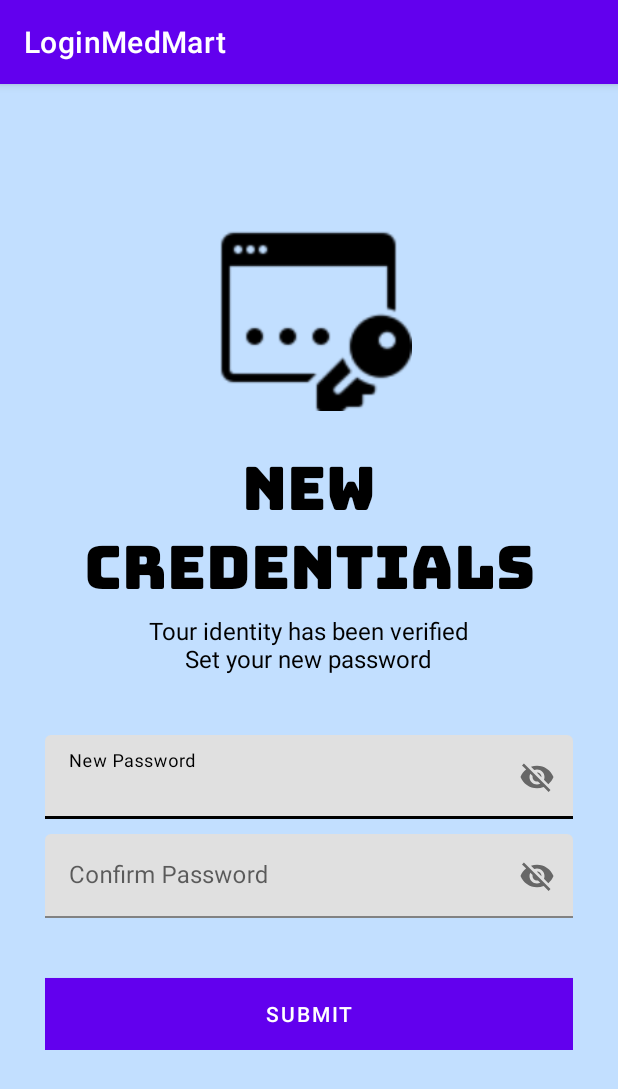
After one commit to abbiyal/Frontend, an Android app: the SetNewPassword screen opened directly, with no data from a screen before it, on a phone screen of 412 x 824 dp. The commit adds this screen. Shown: the top 1089 px of the screen. Run offline under Robolectric (Android 15) with nearby library versions, the phone set to English and light mode, and no system bars; libraries missing offline, so code that uses them is left out: com.basgeekball.awesomevalidation; 3 statements that could not run were skipped.

Commit message:
forgot process frontend

```diff
--- a/app/build.gradle
+++ b/app/build.gradle
@@ -38,7 +38,7 @@ dependencies {
     implementation 'androidx.lifecycle:lifecycle-viewmodel-ktx:2.2.0'
     implementation 'androidx.wear:wear:1.0.0'
     implementation 'androidx.legacy:legacy-support-v4:1.0.0'
-    implementation 'com.basgeekball:awesome-validation:4.2.'
+    implementation 'com.basgeekball:awesome-validation:4.2'
     implementation 'com.google.android.material:material:1.3.0'
     testImplementation 'junit:junit:4.+'
     androidTestImplementation 'androidx.test.ext:junit:1.1.2'
--- /dev/null
+++ b/app/src/main/java/medmart/loginmedmart/ForgotPassword/SetNewPassword.java
@@ -0,0 +1,47 @@
+package medmart.loginmedmart.ForgotPassword;
+
+import androidx.appcompat.app.AppCompatActivity;
+
+import android.content.Intent;
+import android.os.BaseBundle;
+import android.os.Bundle;
+import android.util.Patterns;
+import android.view.View;
+import android.widget.Button;
+
+import com.basgeekball.awesomevalidation.AwesomeValidation;
+import com.basgeekball.awesomevalidation.ValidationStyle;
+
+import medmart.loginmedmart.R;
+
+public class SetNewPassword extends AppCompatActivity {
+    private AwesomeValidation awesomeValidation;
+
+    @Override
+    protected void onCreate(Bundle savedInstanceState) {
+        super.onCreate(savedInstanceState);
+        setContentView(R.layout.activity_set_new_password);
+        awesomeValidation = new AwesomeValidation(ValidationStyle.BASIC);
+
+        awesomeValidation.addValidation(this, R.id.login_password,
+                ".{5,}", R.string.invalid_confrim_password);
+
+        awesomeValidation.addValidation(this, R.id.login_password_confirm,
+                R.id.login_password, R.string.invalid_confrim_password);
+
+        Button submit = findViewById(R.id.submit);
+        submit.setOnClickListener(new View.OnClickListener() {
+            @Override
+            public void onClick(View v) {
+                if (awesomeValidation.validate()) {
+                    // todo change password in backend
+
+                    // if success then let it go to next activity.. code written nd if not do as required
+
+                    Intent intent = new Intent(getApplicationContext(), ForgetPasswordSuccessMessage.class);
+                    startActivity(intent);
+                }
+            }
+        });
+    }
+}
--- a/app/src/main/java/medmart/loginmedmart/RetrofitInstance.java
+++ b/app/src/main/java/medmart/loginmedmart/RetrofitInstance.java
@@ -7,7 +7,7 @@ import retrofit2.converter.gson.GsonConverterFactory;
 
 public class RetrofitInstance {
     private static Retrofit retrofit;
-    private static final String BASE_URL="http://10.0.2.2:9001/";
+    private static final String BASE_URL="http://192.168.0.9:9001/";
     public static Retrofit getRetrofitInstance() {
         HttpLoggingInterceptor interceptor = new HttpLoggingInterceptor();
         interceptor.setLevel(HttpLoggingInterceptor.Level.BODY);
--- a/app/src/main/java/medmart/loginmedmart/SignUp.java
+++ b/app/src/main/java/medmart/loginmedmart/SignUp.java
@@ -57,7 +57,7 @@ public class SignUp extends AppCompatActivity {
                 public void onResponse(Call<String> call, Response<String> response) {
                     System.out.println(jsonObject.get("username"));
                     System.out.println(jsonObject.get("password"));
-                            MainActivity.getInstance().login(jsonObject.get("username"),jsonObject.get("password"));
+//                            MainActivity.getInstance().login(jsonObject.get("username"),jsonObject.get("password"));
                 }
 
                 @Override
--- /dev/null
+++ b/app/src/main/res/layout/activity_set_new_password.xml
@@ -0,0 +1,93 @@
+<?xml version="1.0" encoding="utf-8"?>
+<ScrollView xmlns:android="http://schemas.android.com/apk/res/android"
+    xmlns:app="http://schemas.android.com/apk/res-auto"
+    xmlns:tools="http://schemas.android.com/tools"
+    android:layout_width="match_parent"
+    android:layout_height="match_parent"
+    tools:context=".ForgotPassword.SetNewPassword"
+    android:background="#C2DFFF"
+    android:padding="30dp">
+
+    <LinearLayout
+        android:layout_width="match_parent"
+        android:layout_height="wrap_content"
+        android:orientation="vertical">
+
+        <ImageView
+            android:layout_width="162dp"
+            android:layout_height="138dp"
+            android:layout_gravity="center"
+            android:layout_marginTop="50dp"
+            android:src="@drawable/icons8_password_window_100"/>
+
+        <TextView
+            android:layout_width="wrap_content"
+            android:layout_height="wrap_content"
+            android:text="New Credentials"
+            android:textSize="40sp"
+            android:textColor="@color/black"
+            android:fontFamily="@font/bungee"
+            android:gravity="center"
+            android:layout_gravity="center"
+            android:textAlignment="center"
+            />
+
+        <TextView
+            android:layout_width="230dp"
+            android:layout_height="wrap_content"
+            android:text="Tour identity has been verified Set your new password"
+            android:textSize="16sp"
+            android:textColor="@color/black"
+            android:gravity="center"
+            android:layout_marginTop="-20dp"
+            android:layout_gravity="center"
+            android:textAlignment="center"
+            />
+
+        <com.google.android.material.textfield.TextInputLayout
+            android:id="@+id/login_password"
+            android:layout_width="match_parent"
+            android:layout_height="wrap_content"
+            style="@style/Widget.MaterialComponents.TextInputLayout.FilledBox"
+            android:layout_marginTop="40dp"
+            app:boxStrokeColor="@color/black"
+            android:hint="New Password"
+            app:hintTextColor="@color/black"
+            app:passwordToggleEnabled="true"
+            app:endIconTint="@color/black"
+            app:boxStrokeWidthFocused="2dp">
+
+            <com.google.android.material.textfield.TextInputEditText
+                android:layout_width="match_parent"
+                android:layout_height="wrap_content" />
+        </com.google.android.material.textfield.TextInputLayout>
+
+        <com.google.android.material.textfield.TextInputLayout
+            android:id="@+id/login_password_confirm"
+            android:layout_width="match_parent"
+            android:layout_height="wrap_content"
+            style="@style/Widget.MaterialComponents.TextInputLayout.FilledBox"
+            android:layout_marginTop="10dp"
+            app:boxStrokeColor="@color/black"
+            android:hint="Confirm Password"
+            app:hintTextColor="@color/black"
+            app:passwordToggleEnabled="true"
+            app:endIconTint="@color/black"
+            app:boxStrokeWidthFocused="2dp">
+
+            <com.google.android.material.textfield.TextInputEditText
+                android:layout_width="match_parent"
+                android:layout_height="wrap_content" />
+        </com.google.android.material.textfield.TextInputLayout>
+
+        <Button
+            android:id="@+id/submit"
+            android:layout_width="match_parent"
+            android:layout_height="wrap_content"
+            android:background="@color/black"
+            android:layout_marginTop="40dp"
+            android:text="Submit"/>
+
+    </LinearLayout>
+
+</ScrollView>
--- a/app/src/main/res/values/colors.xml
+++ b/app/src/main/res/values/colors.xml
@@ -7,4 +7,7 @@
     <color name="teal_700">#FF018786</color>
     <color name="black">#FF000000</color>
     <color name="white">#FFFFFFFF</color>
+    <color name="colorAccent">#D67E7E</color>
+    <color name="lightWhite">#F8F3F3</color>
+
 </resources>
```
Also changed, not shown: app/src/main/AndroidManifest.xml (+5 -3 lines), app/src/main/java/medmart/loginmedmart/ForgetPasswrod.java (deleted, +0 -14 lines), app/src/main/java/medmart/loginmedmart/ForgotPassword/ForgetPassword.java (added, +49 -0 lines), app/src/main/java/medmart/loginmedmart/ForgotPassword/ForgetPasswordSuccessMessage.java (added, +29 -0 lines), app/src/main/java/medmart/loginmedmart/ForgotPassword/VerifyOtp.java (added, +42 -0 lines), app/src/main/java/medmart/loginmedmart/VerifyOtp.java (deleted, +0 -14 lines), app/src/main/res/drawable/ic_baseline_cloud_done_24.xml (added, +10 -0 lines), app/src/main/res/layout/activity_forget_password_success_message.xml (added, +54 -0 lines), app/src/main/res/layout/activity_forget_passwrod.xml (+10 -7 lines), app/src/main/res/layout/activity_verify_otp.xml (+64 -3 lines), app/src/main/res/drawable/icons8_password_window_100.png (added).
